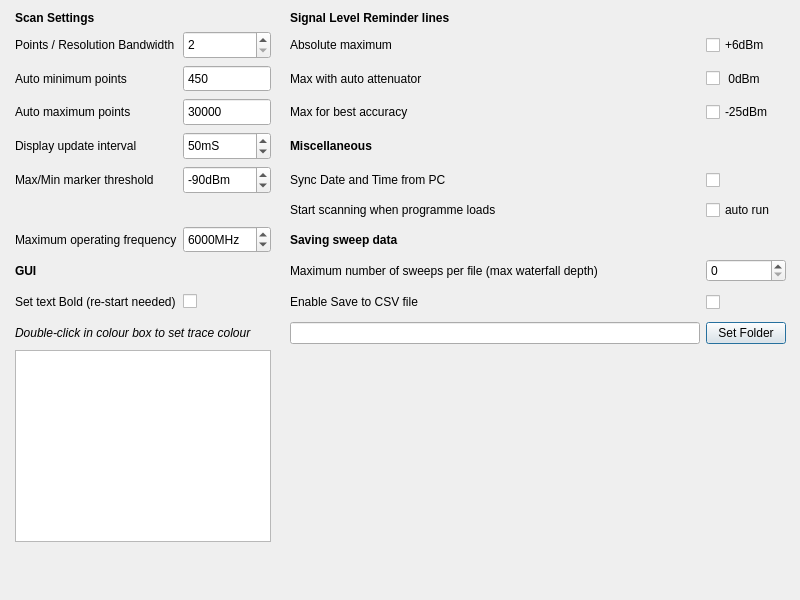
First picture: the form in src/settings.ui, repository g4ixt/QtTinySA, before the edit.
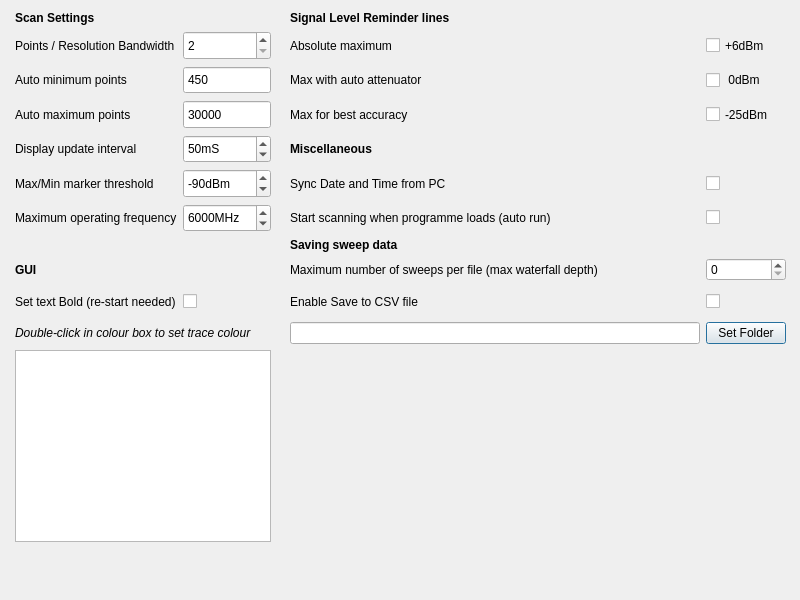
Second picture: the form after the edit.

The edit to the form file:
```diff
--- a/src/settings.ui
+++ b/src/settings.ui
@@ -280,40 +280,6 @@
       </property>
      </widget>
     </item>
-    <item row="7" column="1">
-     <widget class="QSpinBox" name="maxFreqBox">
-      <property name="sizePolicy">
-       <sizepolicy hsizetype="Preferred" vsizetype="Expanding">
-        <horstretch>0</horstretch>
-        <verstretch>0</verstretch>
-       </sizepolicy>
-      </property>
-      <property name="maximumSize">
-       <size>
-        <width>100</width>
-        <height>16777215</height>
-       </size>
-      </property>
-      <property name="toolTip">
-       <string>Maximum Frequency allowed.  Note: TinySA-Ultra is not calibrated above 6GHz </string>
-      </property>
-      <property name="suffix">
-       <string>MHz</string>
-      </property>
-      <property name="minimum">
-       <number>350</number>
-      </property>
-      <property name="maximum">
-       <number>20000</number>
-      </property>
-      <property name="singleStep">
-       <number>100</number>
-      </property>
-      <property name="value">
-       <number>6000</number>
-      </property>
-     </widget>
-    </item>
     <item row="9" column="3">
      <widget class="QLabel" name="label_20">
       <property name="text">
@@ -445,13 +411,6 @@
       </property>
      </widget>
     </item>
-    <item row="7" column="0">
-     <widget class="QLabel" name="label_7">
-      <property name="text">
-       <string>Maximum operating frequency</string>
-      </property>
-     </widget>
-    </item>
     <item row="11" column="0" colspan="2">
      <widget class="QTableView" name="colourTable">
       <property name="sizeAdjustPolicy">
@@ -532,14 +491,55 @@
     <item row="6" column="3">
      <widget class="QLabel" name="label_21">
       <property name="text">
-       <string>Start scanning when programme loads</string>
+       <string>Start scanning when programme loads (auto run)</string>
       </property>
      </widget>
     </item>
     <item row="6" column="4">
      <widget class="QCheckBox" name="auto_run">
       <property name="text">
-       <string>auto run</string>
+       <string/>
+      </property>
+     </widget>
+    </item>
+    <item row="6" column="0">
+     <widget class="QLabel" name="label_7">
+      <property name="text">
+       <string>Maximum operating frequency</string>
+      </property>
+     </widget>
+    </item>
+    <item row="6" column="1">
+     <widget class="QSpinBox" name="maxFreqBox">
+      <property name="sizePolicy">
+       <sizepolicy hsizetype="Preferred" vsizetype="Expanding">
+        <horstretch>0</horstretch>
+        <verstretch>0</verstretch>
+       </sizepolicy>
+      </property>
+      <property name="maximumSize">
+       <size>
+        <width>100</width>
+        <height>16777215</height>
+       </size>
+      </property>
+      <property name="toolTip">
+       <string>Maximum Frequency allowed.  Note: TinySA-Ultra is not calibrated above 6GHz </string>
+      </property>
+      <property name="suffix">
+       <string>MHz</string>
+      </property>
+      <property name="minimum">
+       <number>350</number>
+      </property>
+      <property name="maximum">
+       <number>20000</number>
+      </property>
+      <property name="singleStep">
+       <number>100</number>
+      </property>
+      <property name="value">
+       <number>6000</number>
       </property>
      </widget>
     </item>
```
